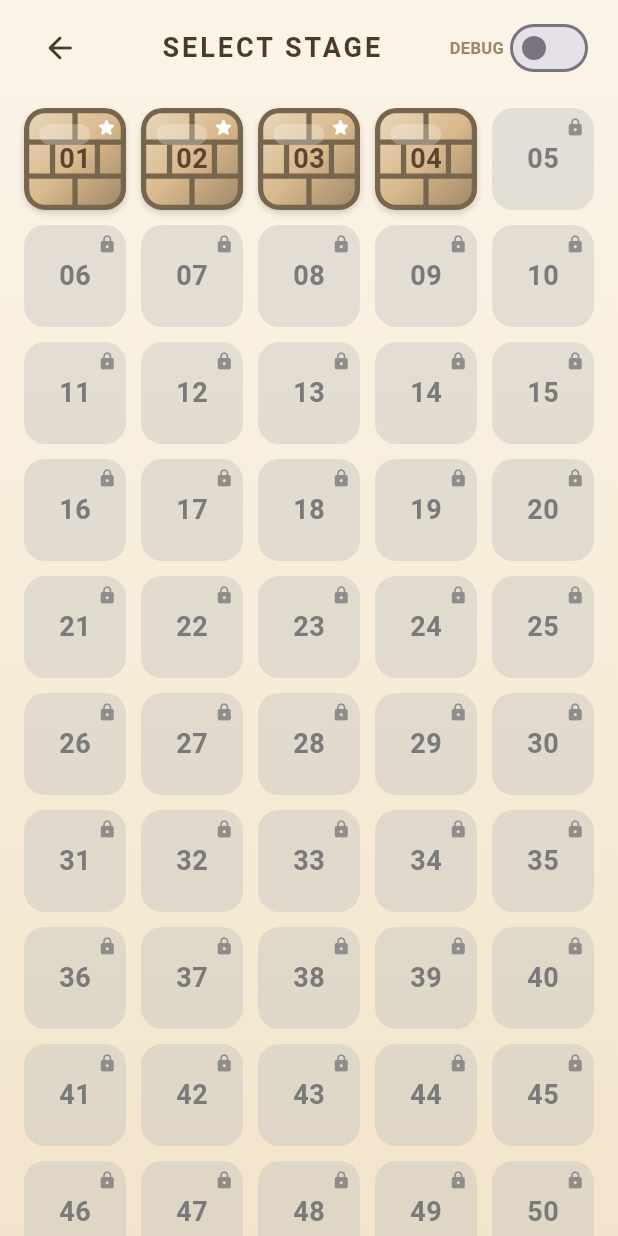
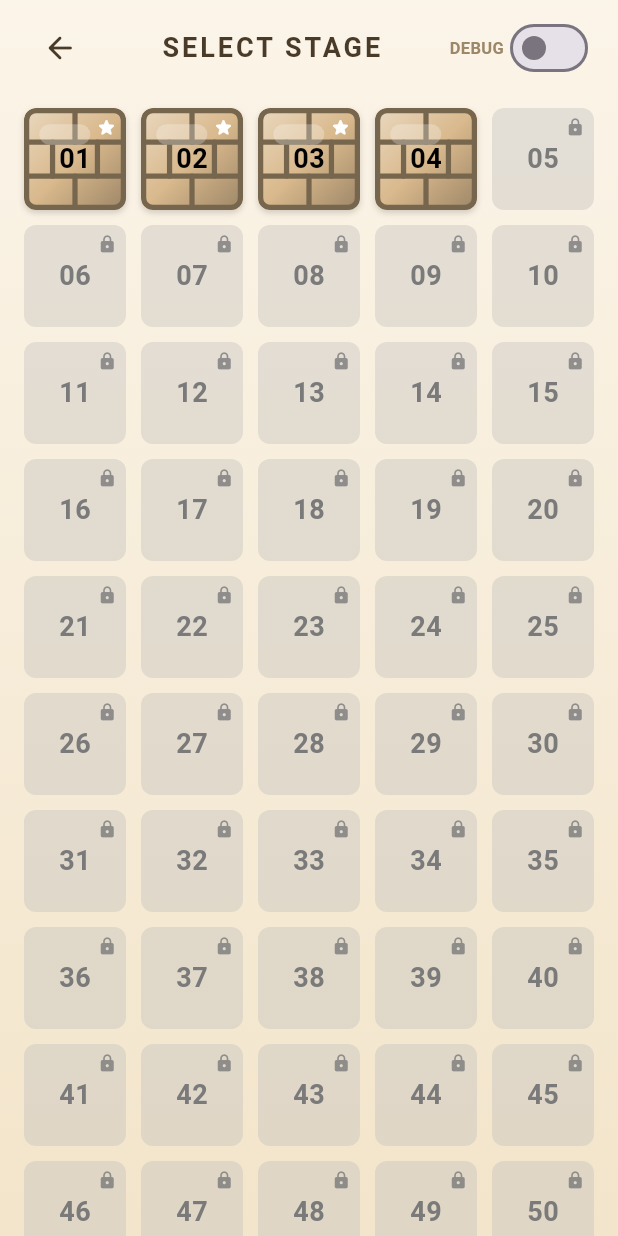
Before and after one commit to GiuocoPiano206905508310/claude.code.book.template, a Flutter app: the screen it shows after launch, after a tap on "PLAY", on a phone screen of 412 x 824 dp. Run offline on Flutter 3.47's test engine with Material 3 defaults, Android fonts, the phone set to English and light mode, and no system bars.

Commit message:
Blacken stage numbers, square up corners, and flush piece cells
- Stage tile numbers now render in solid black regardless of band color.
- Tile and piece-cell corner radii scale down to match the board's own
  grid-cell rounding (a slight, consistent corner instead of the
  previously chunkier brick look).
- Removed the padding between a piece's own cells so connected cells sit
  flush against each other, matching the board's cell pitch exactly
  instead of reading as separate squares with gaps.

Co-Authored-By: Claude Sonnet 5 <noreply@anthropic.com>
Claude-Session: https://claude.ai/code/session_01SGBjem9DqDcYgnmRmnENLu

```diff
--- a/block_fit_puzzle/lib/screens/stage_select_screen.dart
+++ b/block_fit_puzzle/lib/screens/stage_select_screen.dart
@@ -148,7 +148,7 @@ class _StageTile extends StatelessWidget {
 
   @override
   Widget build(BuildContext context) {
-    final foregroundColor = unlocked ? theme.onAccentColor : const Color(0xFF7A7A7A);
+    final foregroundColor = unlocked ? Colors.black : const Color(0xFF7A7A7A);
 
     return Stack(
       fit: StackFit.expand,
@@ -157,18 +157,18 @@ class _StageTile extends StatelessWidget {
         // locked stages stay flat monochrome gray so the two states read
         // instantly apart at a glance.
         if (unlocked)
-          BrickSurface(color: theme.accentColor, borderRadius: 14, borderWidth: 3.5)
+          BrickSurface(color: theme.accentColor, borderRadius: 8, borderWidth: 3.5)
         else
           DecoratedBox(
             decoration: BoxDecoration(
               color: const Color(0xFFB9B9B9).withValues(alpha: 0.35),
-              borderRadius: BorderRadius.circular(14),
+              borderRadius: BorderRadius.circular(8),
             ),
           ),
         Material(
           type: MaterialType.transparency,
           child: InkWell(
-            borderRadius: BorderRadius.circular(14),
+            borderRadius: BorderRadius.circular(8),
             onTap: onTap,
             child: Stack(
               alignment: Alignment.center,
--- a/block_fit_puzzle/lib/widgets/puzzle_board.dart
+++ b/block_fit_puzzle/lib/widgets/puzzle_board.dart
@@ -60,7 +60,7 @@ class PuzzleBoard extends StatelessWidget {
                           child: DecoratedBox(
                             decoration: BoxDecoration(
                               color: theme.cellEmpty,
-                              borderRadius: BorderRadius.circular(5),
+                              borderRadius: BorderRadius.circular(cellSize * 0.12),
                             ),
                           ),
                         ),
```
Also changed, not shown: block_fit_puzzle/lib/widgets/puzzle_piece.dart (+7 -7 lines).
